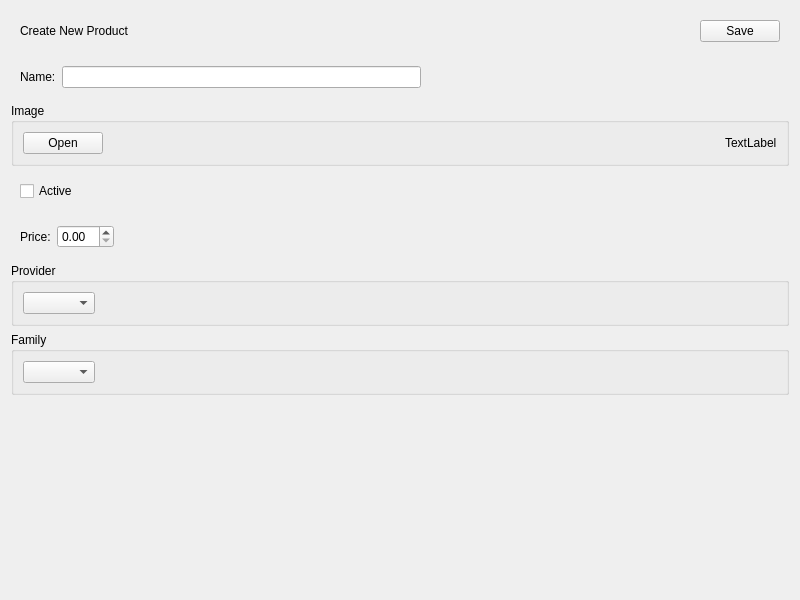
This is penyamanager/admin/adminproductitem.ui in eguzki/penyamanager as Qt 5 draws it before an edit. The edited form follows.
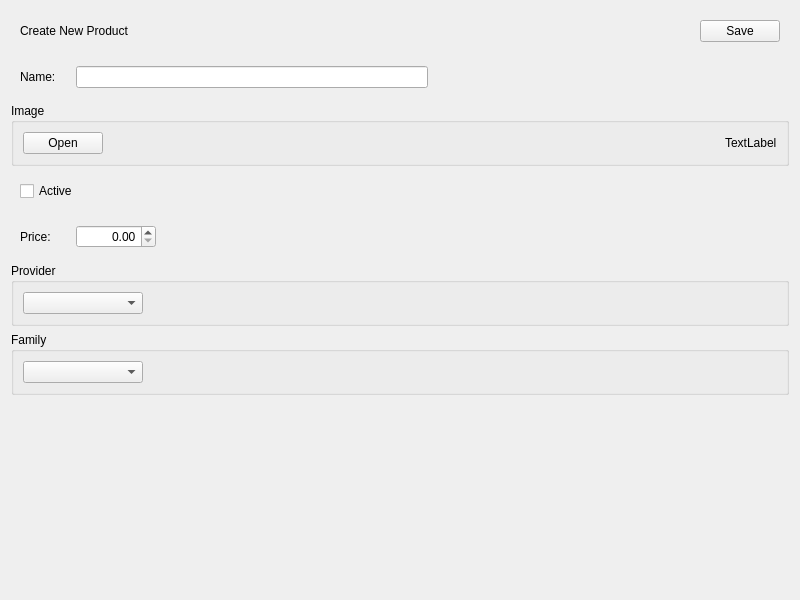
This is the edited form.

What changed in the file:
```diff
--- a/penyamanager/admin/adminproductitem.ui
+++ b/penyamanager/admin/adminproductitem.ui
@@ -100,6 +100,12 @@
      <layout class="QHBoxLayout" name="horizontalLayout_3">
       <item>
        <widget class="QLabel" name="nameLabel">
+        <property name="minimumSize">
+         <size>
+          <width>50</width>
+          <height>0</height>
+         </size>
+        </property>
         <property name="text">
          <string>Name:</string>
         </property>
@@ -191,13 +197,32 @@
      <layout class="QHBoxLayout" name="horizontalLayout_4">
       <item>
        <widget class="QLabel" name="priceLabel">
+        <property name="minimumSize">
+         <size>
+          <width>50</width>
+          <height>0</height>
+         </size>
+        </property>
         <property name="text">
          <string>Price:</string>
         </property>
        </widget>
       </item>
       <item>
-       <widget class="QDoubleSpinBox" name="priceDoubleSpinBox"/>
+       <widget class="QDoubleSpinBox" name="priceDoubleSpinBox">
+        <property name="minimumSize">
+         <size>
+          <width>80</width>
+          <height>0</height>
+         </size>
+        </property>
+        <property name="alignment">
+         <set>Qt::AlignRight|Qt::AlignTrailing|Qt::AlignVCenter</set>
+        </property>
+        <property name="readOnly">
+         <bool>false</bool>
+        </property>
+       </widget>
       </item>
       <item>
        <spacer name="horizontalSpacer_5">
@@ -222,7 +247,14 @@
      </property>
      <layout class="QHBoxLayout" name="horizontalLayout_6">
       <item>
-       <widget class="QComboBox" name="providerComboBox"/>
+       <widget class="QComboBox" name="providerComboBox">
+        <property name="minimumSize">
+         <size>
+          <width>120</width>
+          <height>0</height>
+         </size>
+        </property>
+       </widget>
       </item>
       <item>
        <spacer name="horizontalSpacer_6">
@@ -247,7 +279,14 @@
      </property>
      <layout class="QHBoxLayout" name="horizontalLayout_7">
       <item>
-       <widget class="QComboBox" name="familyComboBox"/>
+       <widget class="QComboBox" name="familyComboBox">
+        <property name="minimumSize">
+         <size>
+          <width>120</width>
+          <height>0</height>
+         </size>
+        </property>
+       </widget>
       </item>
       <item>
        <spacer name="horizontalSpacer_7">
```
